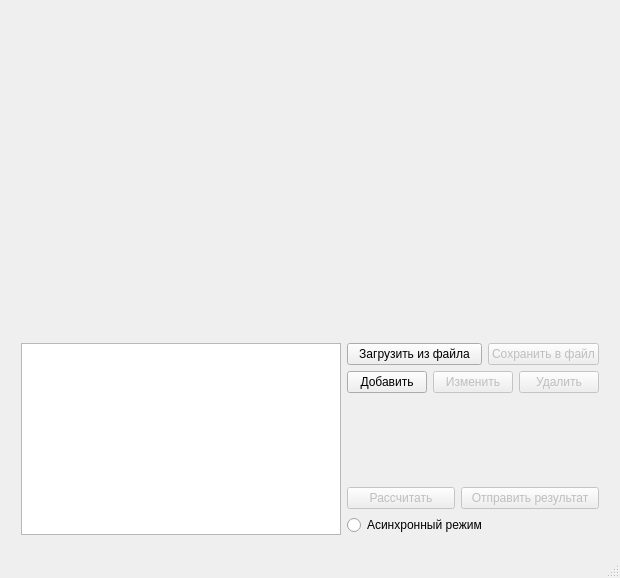
Above: ransac-server-app/src/ransacserverapp.ui from NikitaKadili/ransac-counter before the change. Below: the same form after it.
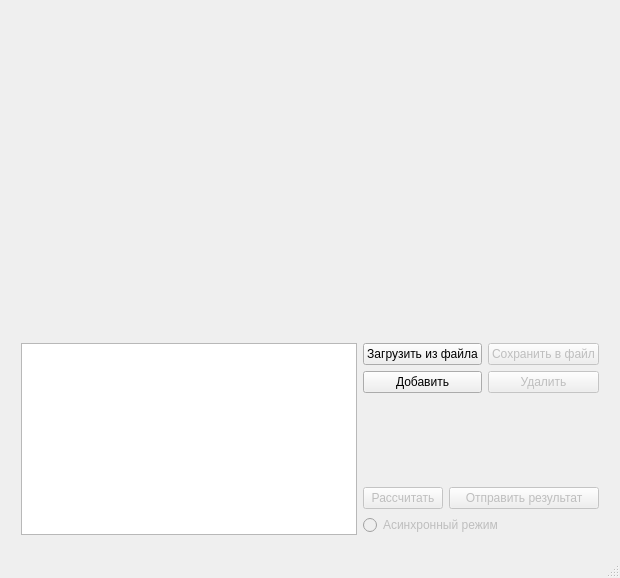
That is the form after the change. Custom widgets are drawn as their Qt base class.

Patch:
```diff
--- a/ransac-server-app/src/ransacserverapp.ui
+++ b/ransac-server-app/src/ransacserverapp.ui
@@ -65,14 +65,14 @@
          </property>
         </widget>
        </item>
-       <item row="0" column="1" colspan="3">
+       <item row="0" column="1" colspan="2">
         <widget class="QPushButton" name="fromfile_btn">
          <property name="text">
           <string>Загрузить из файла</string>
          </property>
         </widget>
        </item>
-       <item row="0" column="4" colspan="2">
+       <item row="0" column="3">
         <widget class="QPushButton" name="save_btn">
          <property name="enabled">
           <bool>false</bool>
@@ -82,24 +82,14 @@
          </property>
         </widget>
        </item>
-       <item row="1" column="1">
+       <item row="1" column="1" colspan="2">
         <widget class="QPushButton" name="add_btn">
          <property name="text">
           <string>Добавить</string>
          </property>
         </widget>
        </item>
-       <item row="1" column="2" colspan="3">
-        <widget class="QPushButton" name="change_btn">
-         <property name="enabled">
-          <bool>false</bool>
-         </property>
-         <property name="text">
-          <string>Изменить</string>
-         </property>
-        </widget>
-       </item>
-       <item row="1" column="5">
+       <item row="1" column="3">
         <widget class="QPushButton" name="remove_btn">
          <property name="enabled">
           <bool>false</bool>
@@ -109,7 +99,7 @@
          </property>
         </widget>
        </item>
-       <item row="2" column="1" colspan="5">
+       <item row="2" column="1" colspan="3">
         <spacer name="verticalSpacer_2">
          <property name="orientation">
           <enum>Qt::Vertical</enum>
@@ -122,8 +112,8 @@
          </property>
         </spacer>
        </item>
-       <item row="3" column="1" colspan="2">
-        <widget class="QPushButton" name="cnt_btn">
+       <item row="3" column="1">
+        <widget class="QPushButton" name="count_btn">
          <property name="enabled">
           <bool>false</bool>
          </property>
@@ -132,7 +122,7 @@
          </property>
         </widget>
        </item>
-       <item row="3" column="3" colspan="3">
+       <item row="3" column="2" colspan="2">
         <widget class="QPushButton" name="send_btn">
          <property name="enabled">
           <bool>false</bool>
@@ -142,8 +132,11 @@
          </property>
         </widget>
        </item>
-       <item row="4" column="1" colspan="5">
+       <item row="4" column="1" colspan="3">
         <widget class="QRadioButton" name="async_rdbtn">
+         <property name="enabled">
+          <bool>false</bool>
+         </property>
          <property name="toolTip">
           <string>Включает/выключает режим асинхронных вычислений</string>
          </property>
```
